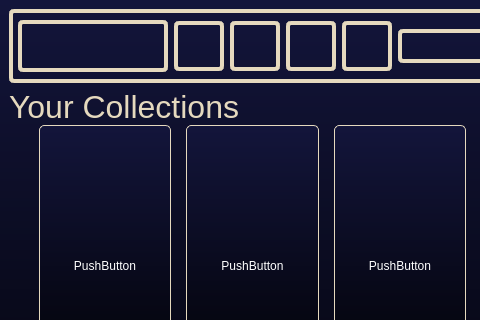
Dushnilas/recsys_project, file src/qt/filmscollection.ui: the form before one commit; both pictures show x 0 to 480 and y 0 to 320 of the 800 by 600 pixel window.
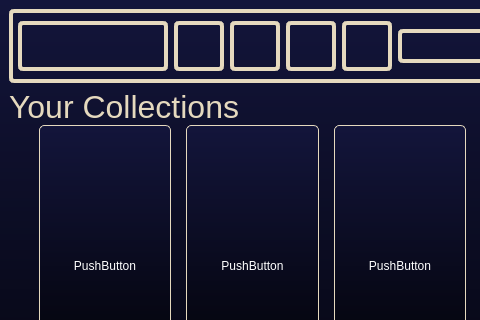
The form after the commit. Icons and pictures are not drawn.

Diff of the .ui file:
```diff
--- a/src/qt/filmscollection.ui
+++ b/src/qt/filmscollection.ui
@@ -56,13 +56,13 @@
            <property name="sizePolicy">
             <sizepolicy hsizetype="Preferred" vsizetype="Fixed">
              <horstretch>0</horstretch>
-             <verstretch>52</verstretch>
+             <verstretch>50</verstretch>
             </sizepolicy>
            </property>
            <property name="minimumSize">
             <size>
              <width>150</width>
-             <height>52</height>
+             <height>50</height>
             </size>
            </property>
            <property name="styleSheet">
```
Left out of the diff: 2 changed lines with no effect on the pictures.
